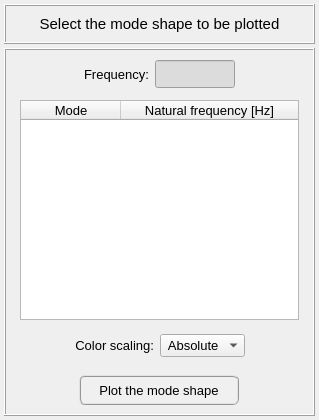
The window that pulse/interface/ui_files/plots/results/structural/plot_structural_mode_shape.ui (open-pulse/OpenPulse) describes before a commit, drawn with Qt 5.
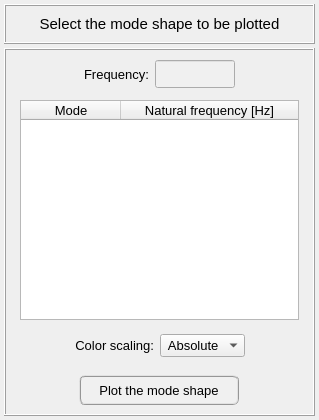
The same window after the commit.

Diff of the .ui file:
```diff
--- a/pulse/interface/ui_files/plots/results/structural/plot_structural_mode_shape.ui
+++ b/pulse/interface/ui_files/plots/results/structural/plot_structural_mode_shape.ui
@@ -249,7 +249,7 @@
            </property>
            <property name="styleSheet">
             <string notr="true">QLineEdit{color: rgb(0, 0, 0); background-color: rgb(250, 250, 250)}
-QLineEdit:disabled{color: rgb(100, 100, 100); background-color: rgb(220, 220, 220)}</string>
+QLineEdit:disabled{color: rgb(100, 100, 100); background-color: rgb(240, 240, 240)}</string>
            </property>
            <property name="alignment">
             <set>Qt::AlignCenter</set>
```
